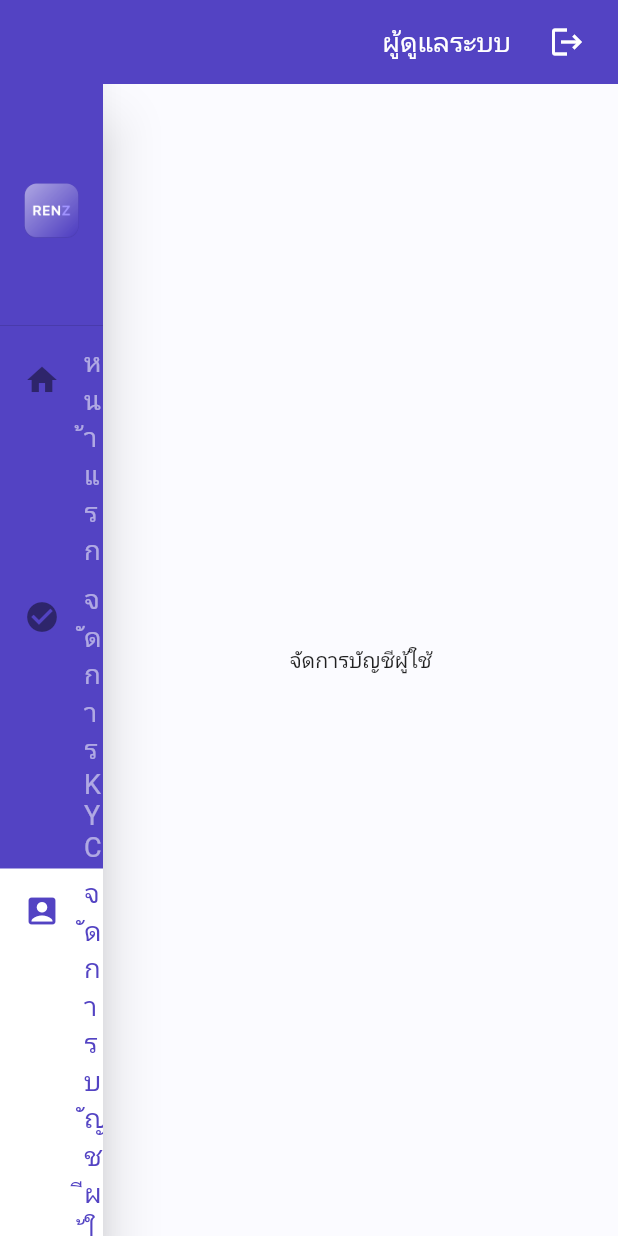
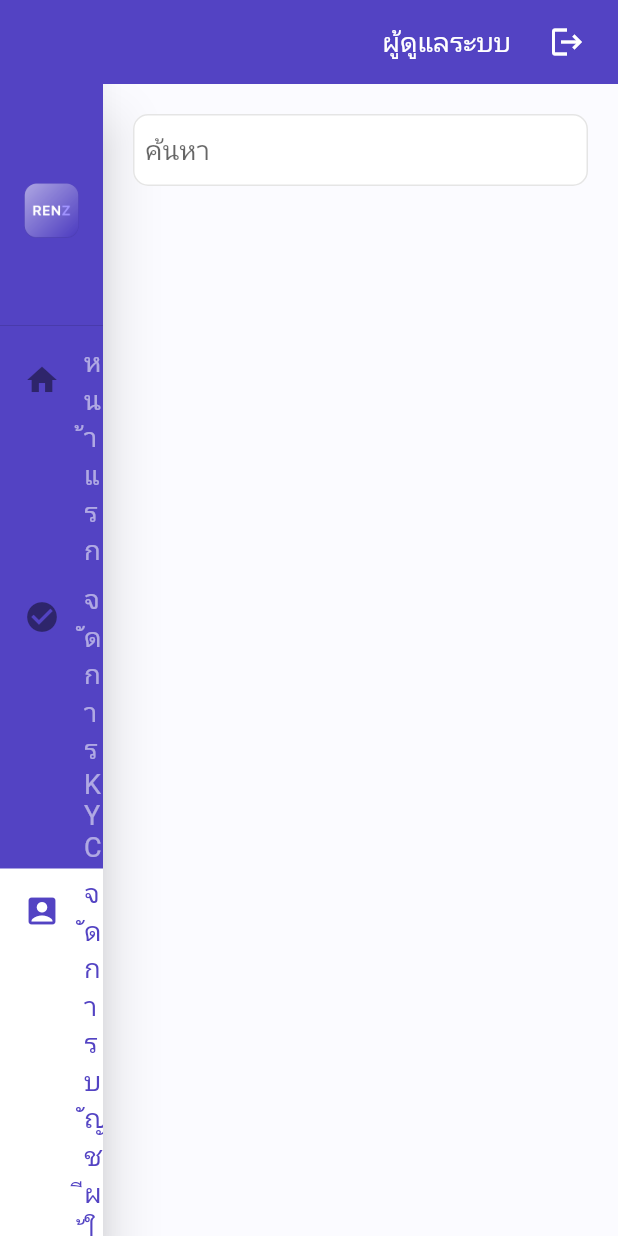
Before and after one commit to CE-KMITL-Project-2021-Group-36/Admin_Rental_App, a Flutter app: the screen it shows once a user with an empty profile is signed in, after a tap on "จัดการ KYC", after a tap on "จัดการบัญชีผู้ใช้", on a phone screen of 412 x 824 dp. Run offline on Flutter 3.47's test engine with Material 2 defaults, Android fonts, the phone set to English and light mode, and no system bars; our stand-ins replace cloud_firestore, firebase_auth, firebase_core, firebase_storage, image_picker; missing offline and left inert: easy_image_viewer; accounts and stored records are empty; network calls fail; Roboto replaces fonts that are missing (SFThonburi).

Commit message:
[feat] View user information

```diff
--- a/lib/screen/user_management_screen.dart
+++ b/lib/screen/user_management_screen.dart
@@ -1,12 +1,91 @@
+import 'package:admin_rental_app/screen/user_detail_screen.dart';
+import 'package:admin_rental_app/services/firebase_services.dart';
+import 'package:cloud_firestore/cloud_firestore.dart';
 import 'package:flutter/material.dart';
 
-class UserManagementScreen extends StatelessWidget {
+class UserManagementScreen extends StatefulWidget {
   const UserManagementScreen({Key? key}) : super(key: key);
 
   @override
+  State<UserManagementScreen> createState() => _UserManagementScreenState();
+}
+
+class _UserManagementScreenState extends State<UserManagementScreen> {
+  String query = '';
+  final firebase = FirebaseServices();
+
+  @override
   Widget build(BuildContext context) {
-    return const Center(
-      child: Text('จัดการบัญชีผู้ใช้'),
+    return Padding(
+      padding: const EdgeInsets.all(20),
+      child: Column(
+        crossAxisAlignment: CrossAxisAlignment.start,
+        children: [
+          TextField(
+            decoration: const InputDecoration(
+                // border: InputBorder.none,
+                // focusedBorder: InputBorder.none,
+                // enabledBorder: InputBorder.none,
+                // errorBorder: InputBorder.none,
+                // disabledBorder: InputBorder.none,
+                hintText: 'ค้นหา',
+                contentPadding: EdgeInsets.all(8)),
+            onChanged: (text) {
+              query = text;
+              setState(() {});
+            },
+          ),
+          StreamBuilder<QuerySnapshot>(
+            stream: firebase.users
+                .where("firstName", isGreaterThanOrEqualTo: query)
+                .where("firstName", isLessThanOrEqualTo: "$query\uf8ff")
+                .where("firstName", isNotEqualTo: "บริการช่วยเหลือลูกค้า")
+                .snapshots(),
+            builder: (context, snapshot) {
+              if (snapshot.hasError) {
+                return const Text('บางอย่างผิดพลาด');
+              }
+              if (snapshot.connectionState == ConnectionState.waiting) {
+                return const Center(
+                  child: CircularProgressIndicator(),
+                );
+              }
+              final data = snapshot.requireData;
+
+              return SizedBox(
+                width: 400,
+                height: MediaQuery.of(context).size.height / 2,
+                child: ListView.builder(
+                  physics: const ClampingScrollPhysics(),
+                  scrollDirection: Axis.vertical,
+                  shrinkWrap: true,
+                  padding: const EdgeInsets.all(16),
+                  itemCount: data.docs.length,
+                  itemBuilder: (BuildContext context, int index) {
+                    return InkWell(
+                      onTap: () {
+                        showDialog(
+                            context: context,
+                            builder: (context) {
+                              return UserDetail(
+                                uid: data.docs[index].id,
+                              );
+                            });
+                      },
+                      child: Card(
+                        child: ListTile(
+                          title: Text(
+                              '${data.docs[index]['firstName']} ${data.docs[index]['lastName']}'),
+                        ),
+                      ),
+                    );
+                  },
+                ),
+              );
+            },
+          ),
+        ],
+      ),
     );
   }
 }
```
Also changed, not shown: lib/screen/user_detail_screen.dart (added, +118 -0 lines).
